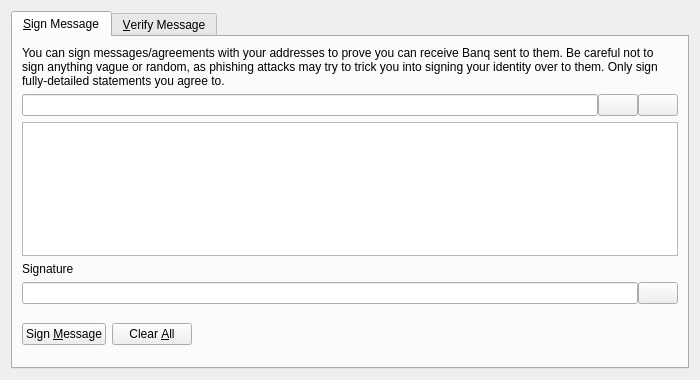
This is src/qt/forms/signverifymessagedialog.ui in Bitcoin-Monster/BTCMonster as Qt 5 draws it before an edit. The edited form follows.
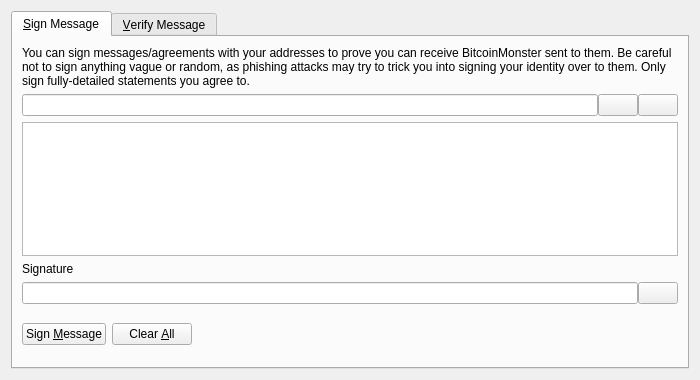
This is the edited form. Custom widgets are drawn as their Qt base class.

Patch:
```diff
--- a/src/qt/forms/signverifymessagedialog.ui
+++ b/src/qt/forms/signverifymessagedialog.ui
@@ -30,7 +30,7 @@
        <item>
         <widget class="QLabel" name="infoLabel_SM">
          <property name="text">
-          <string>You can sign messages/agreements with your addresses to prove you can receive Banq sent to them. Be careful not to sign anything vague or random, as phishing attacks may try to trick you into signing your identity over to them. Only sign fully-detailed statements you agree to.</string>
+          <string>You can sign messages/agreements with your addresses to prove you can receive BitcoinMonster sent to them. Be careful not to sign anything vague or random, as phishing attacks may try to trick you into signing your identity over to them. Only sign fully-detailed statements you agree to.</string>
          </property>
          <property name="textFormat">
           <enum>Qt::PlainText</enum>
```
Left out of the diff: 10 changed lines with no effect on the pictures.
